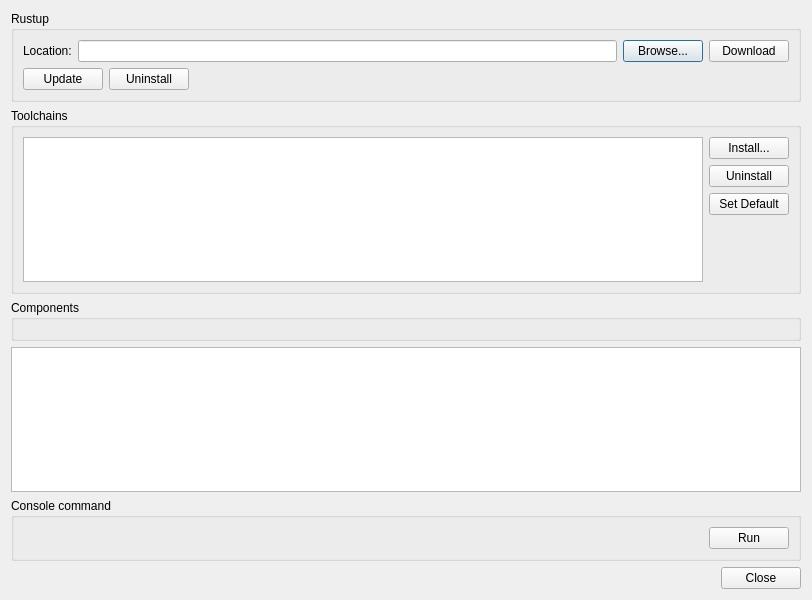
This is Source/UI/RustInstaller.ui in krre/afterglow as Qt 5 draws it before an edit. The edited form follows.
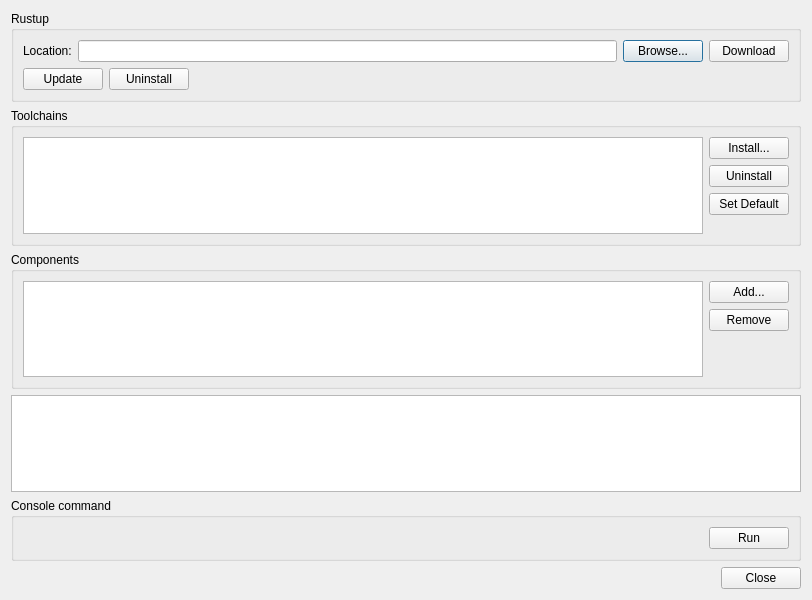
This is the edited form.

Commit message: Add ListView for components into RustInstaller form

Diff of the .ui file:
```diff
--- a/Source/UI/RustInstaller.ui
+++ b/Source/UI/RustInstaller.ui
@@ -140,7 +140,45 @@
      <property name="title">
       <string>Components</string>
      </property>
-     <layout class="QVBoxLayout" name="verticalLayout_3"/>
+     <layout class="QHBoxLayout" name="horizontalLayout_5">
+      <item>
+       <widget class="QListView" name="listViewComponents"/>
+      </item>
+      <item>
+       <layout class="QVBoxLayout" name="verticalLayout_3">
+        <property name="leftMargin">
+         <number>0</number>
+        </property>
+        <item>
+         <widget class="QPushButton" name="pushButtonAddComponent">
+          <property name="text">
+           <string>Add...</string>
+          </property>
+         </widget>
+        </item>
+        <item>
+         <widget class="QPushButton" name="pushButtonRemoveComponent">
+          <property name="text">
+           <string>Remove</string>
+          </property>
+         </widget>
+        </item>
+        <item>
+         <spacer name="verticalSpacer_2">
+          <property name="orientation">
+           <enum>Qt::Vertical</enum>
+          </property>
+          <property name="sizeHint" stdset="0">
+           <size>
+            <width>20</width>
+            <height>40</height>
+           </size>
+          </property>
+         </spacer>
+        </item>
+       </layout>
+      </item>
+     </layout>
     </widget>
    </item>
    <item>
```
